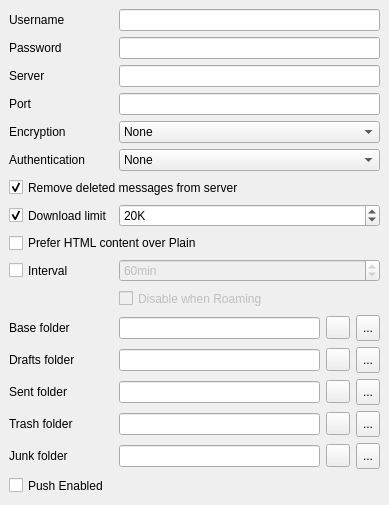
This is src/plugins/messageservices/imap/imapsettings.ui in qt-labs/messagingframework as Qt 5 draws it before an edit. The edited form follows.
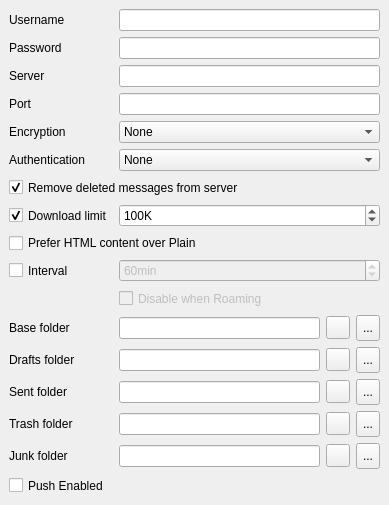
This is the edited form.

Diff of the .ui file:
```diff
--- a/src/plugins/messageservices/imap/imapsettings.ui
+++ b/src/plugins/messageservices/imap/imapsettings.ui
@@ -303,7 +303,7 @@
           <number>5</number>
          </property>
          <property name="value">
-          <number>20</number>
+          <number>100</number>
          </property>
         </widget>
        </item>
```
